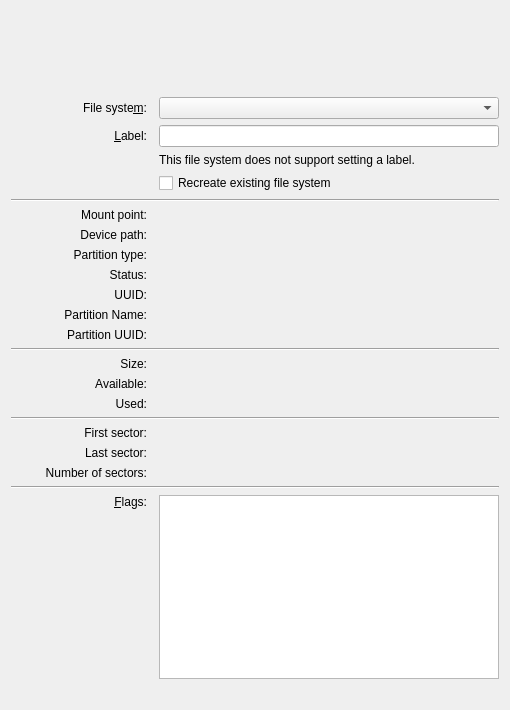
Above: src/gui/partpropswidgetbase.ui from KDE/partitionmanager before the change. Below: the same form after it.
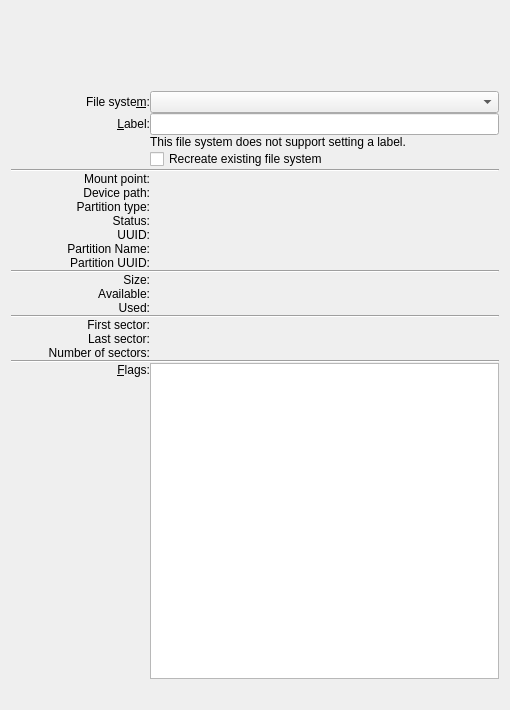
That is the form after the change. Custom widgets are drawn as their Qt base class.

Commit message:
Improve spacing and other minor visual changes
- Add standard spacing in the part table widget in all directions.
  Previously this was only on the bottom.
- Increase min height of the part table widget
- Use KMessageWidget::Position::Header
- Ensure main list view has a top border with new breeze

What changed in the file:
```diff
--- a/src/gui/partpropswidgetbase.ui
+++ b/src/gui/partpropswidgetbase.ui
@@ -17,6 +17,9 @@
    </rect>
   </property>
   <layout class="QGridLayout" name="gridLayout">
+   <property name="spacing">
+    <number>0</number>
+   </property>
    <item row="19" column="0">
     <widget class="QLabel" name="m_LabelTextFirstSector">
      <property name="text">
```
The commit also changes 5 other files.
